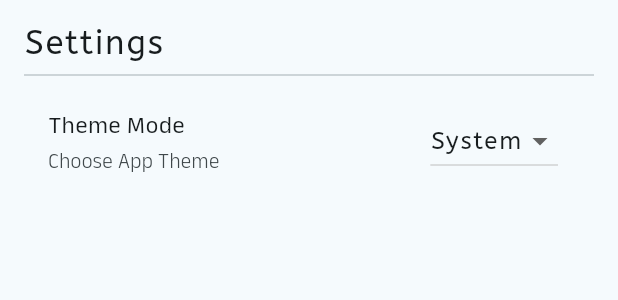
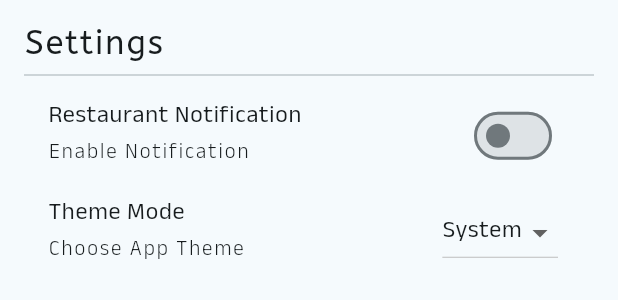
Before and after one commit to myNameIsErik/Restaurant-App, a Flutter app: the SettingDrawer widget shown alone on an empty page, opened directly, on a phone screen of 412 x 824 dp. Shown: the top 300 px of the screen. Run offline on Flutter 3.47's test engine with Material 3 defaults, Android fonts, the phone set to English and light mode, and no system bars; our stand-ins replace flutter_local_notifications, flutter_timezone, lottie, shared_preferences, sqflite, timezone; missing offline and left inert: workmanager; accounts and stored records are empty; network calls fail.

Commit message:
add faily reminder notifications feature

```diff
--- /dev/null
+++ b/lib/provider/notification/notification_provider.dart
@@ -0,0 +1,54 @@
+import 'package:flutter/foundation.dart';
+import 'package:shared_preferences/shared_preferences.dart';
+import 'package:restaurant_app/services/local_notification_service.dart';
+
+class NotificationProvider extends ChangeNotifier {
+  final LocalNotificationService flutterNotificationService;
+
+  NotificationProvider(this.flutterNotificationService) {
+    _loadNotificationPreference();
+    requestPermissions(); // Panggil otomatis saat provider diinisialisasi
+  }
+
+  final int _notificationId =
+      1; // Gunakan ID tetap agar bisa dibatalkan jika dinonaktifkan
+  bool _isNotificationEnabled = false;
+  bool get isNotificationEnabled => _isNotificationEnabled;
+
+  bool? _permission = false;
+  bool? get permission => _permission;
+
+  Future<void> requestPermissions() async {
+    _permission = await flutterNotificationService.requestPermissions();
+    notifyListeners();
+  }
+
+  Future<void> _loadNotificationPreference() async {
+    final prefs = await SharedPreferences.getInstance();
+    _isNotificationEnabled = prefs.getBool('notification_enabled') ?? false;
+    notifyListeners();
+  }
+
+  Future<void> setNotificationEnabled(bool isEnabled) async {
+    final prefs = await SharedPreferences.getInstance();
+    await prefs.setBool('notification_enabled', isEnabled);
+
+    _isNotificationEnabled = isEnabled;
+    notifyListeners();
+
+    if (isEnabled) {
+      if (_permission == true) {
+        await flutterNotificationService.scheduleDailyElevenAMNotification(
+            id: _notificationId);
+      } else {
+        await requestPermissions(); // Minta izin jika belum diberikan
+        if (_permission == true) {
+          await flutterNotificationService.scheduleDailyElevenAMNotification(
+              id: _notificationId);
+        }
+      }
+    } else {
+      await flutterNotificationService.cancelNotification(_notificationId);
+    }
+  }
+}
--- a/lib/screen/detail/favorite_icon_widget.dart
+++ b/lib/screen/detail/favorite_icon_widget.dart
@@ -4,7 +4,6 @@ import 'package:restaurant_app/data/model/favorite_restaurant.dart';
 import 'package:restaurant_app/data/model/restaurant.dart';
 import 'package:restaurant_app/provider/detail/favorite_icon_provider.dart';
 import 'package:restaurant_app/provider/favorite/favorite_provider.dart';
-import 'package:restaurant_app/services/favorite_service.dart';
 
 class FavoriteIconWidget extends StatefulWidget {
   final Restaurant favRestaurant;
@@ -36,13 +35,11 @@ class _FavoriteIconWidgetState extends State<FavoriteIconWidget> {
 
   @override
   Widget build(BuildContext context) {
-    final favService = FavoriteService();
     final favoriteIconProvider = context.watch<FavoriteIconProvider>();
 
     return IconButton(
       onPressed: () async {
         final isFavorited = favoriteIconProvider.isFavorited;
-        final favoriteProvider = context.read<FavoriteProvider>();
 
         final favoriteRestaurant = FavoriteRestaurant(
           id: widget.favRestaurant.id,
--- a/lib/widgets/drawer/setting_drawer.dart
+++ b/lib/widgets/drawer/setting_drawer.dart
@@ -1,13 +1,20 @@
 import 'package:flutter/material.dart';
 import 'package:provider/provider.dart';
+import 'package:restaurant_app/provider/notification/notification_provider.dart';
 import 'package:restaurant_app/provider/style/theme/theme_provider.dart';
 
-class SettingDrawer extends StatelessWidget {
+class SettingDrawer extends StatefulWidget {
   const SettingDrawer({super.key});
 
   @override
+  State<SettingDrawer> createState() => _SettingDrawerState();
+}
+
+class _SettingDrawerState extends State<SettingDrawer> {
+  @override
   Widget build(BuildContext context) {
     final theme = Theme.of(context);
+    final notificationProvider = Provider.of<NotificationProvider>(context);
 
     return Container(
       padding: const EdgeInsets.all(16),
@@ -25,19 +32,56 @@ class SettingDrawer extends StatelessWidget {
           ),
           const Divider(),
           ListTile(
-            title: const Text("Theme Mode"),
-            subtitle: const Text("Choose App Theme"),
+            title: Text(
+              "Restaurant Notification",
+              style: Theme.of(context).textTheme.bodyLarge,
+            ),
+            subtitle: Text(
+              "Enable Notification",
+              style: Theme.of(context).textTheme.labelLarge,
+            ),
+            trailing: Switch(
+              // value: false,
+              value: notificationProvider.isNotificationEnabled,
+              onChanged: (bool value) {
+                notificationProvider.setNotificationEnabled(value);
+              },
+            ),
+          ),
+          ListTile(
+            title: Text(
+              "Theme Mode",
+              style: Theme.of(context).textTheme.bodyLarge,
+            ),
+            subtitle: Text(
+              "Choose App Theme",
+              style: Theme.of(context).textTheme.labelLarge,
+            ),
             trailing: DropdownButton<ThemeMode>(
               value: Provider.of<ThemeProvider>(context).themeMode,
               onChanged: (mode) {
                 Provider.of<ThemeProvider>(context, listen: false)
                     .setThemeMode(mode!);
               },
-              items: const [
-                DropdownMenuItem(value: ThemeMode.light, child: Text("Light")),
-                DropdownMenuItem(value: ThemeMode.dark, child: Text("Dark")),
+              items: [
                 DropdownMenuItem(
-                    value: ThemeMode.system, child: Text("System")),
+                    value: ThemeMode.light,
+                    child: Text(
+                      "Light",
+                      style: Theme.of(context).textTheme.bodyLarge,
+                    )),
+                DropdownMenuItem(
+                    value: ThemeMode.dark,
+                    child: Text(
+                      "Dark",
+                      style: Theme.of(context).textTheme.bodyLarge,
+                    )),
+                DropdownMenuItem(
+                    value: ThemeMode.system,
+                    child: Text(
+                      "System",
+                      style: Theme.of(context).textTheme.bodyLarge,
+                    )),
               ],
             ),
           ),
--- a/pubspec.yaml
+++ b/pubspec.yaml
@@ -19,6 +19,10 @@ dependencies:
   sqflite: ^2.4.1
   path: ^1.9.0
   shared_preferences: ^2.5.2
+  flutter_local_notifications: ^18.0.1
+  flutter_timezone: ^4.1.0
+  timezone: ^0.10.0
+  workmanager: ^0.5.2
 
 dev_dependencies:
   flutter_test:
```
Also changed, not shown: lib/main.dart (+50 -0 lines), lib/services/local_notification_service.dart (added, +173 -0 lines), pubspec.lock, 10 other files.
